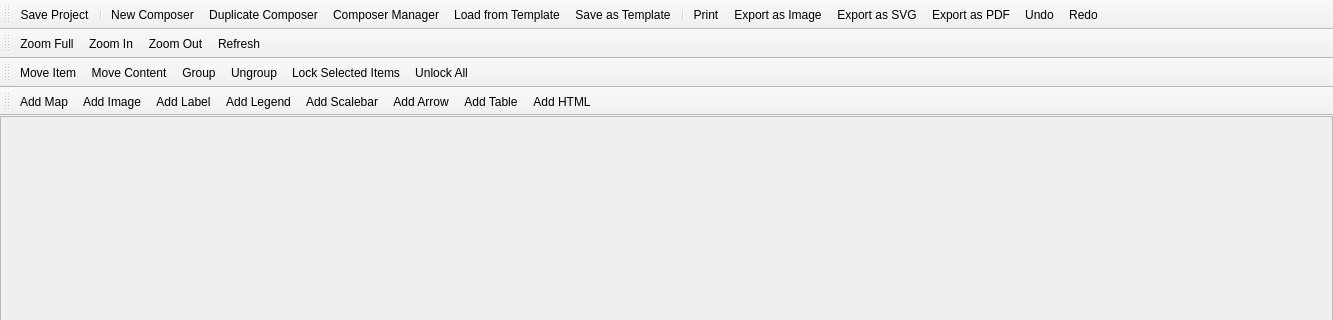
First picture: the form in src/ui/qgscomposerbase.ui, repository carsmie/QGIS, before the edit; both pictures show x 0 to 1333 and y 0 to 320 of the 1333 by 609 pixel window.
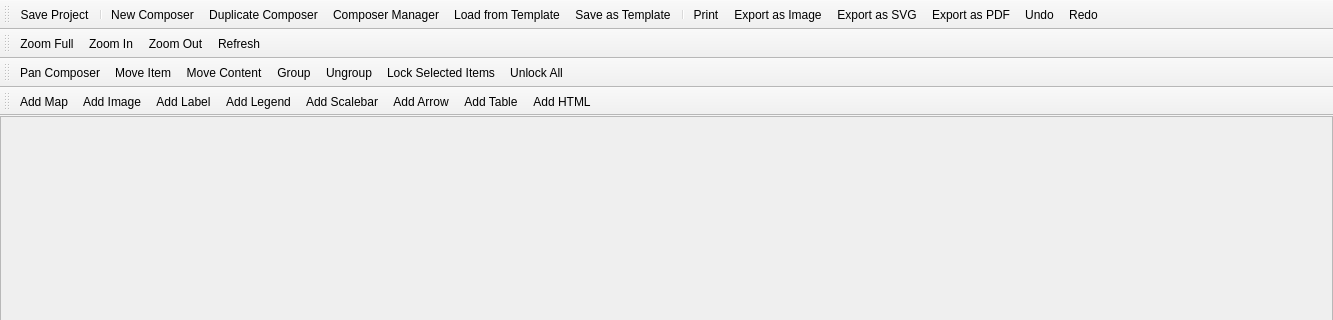
Second picture: the form after the edit. Icons and pictures are not drawn.

Commit message: [FEATURE] Add composer pan action

The edit to the form file:
```diff
--- a/src/ui/qgscomposerbase.ui
+++ b/src/ui/qgscomposerbase.ui
@@ -96,6 +96,7 @@
    <attribute name="toolBarBreak">
     <bool>true</bool>
    </attribute>
+   <addaction name="mActionPan"/>
    <addaction name="mActionSelectMoveItem"/>
    <addaction name="mActionMoveItemContent"/>
    <addaction name="mActionGroupItems"/>
@@ -673,6 +674,15 @@
     <string>Ctrl+Alt+]</string>
    </property>
   </action>  
+  <action name="mActionPan">
+   <property name="icon">
+    <iconset resource="../../images/images.qrc">
+     <normaloff>:/images/themes/default/mActionPan.svg</normaloff>:/images/themes/default/mActionPan.svg</iconset>
+   </property>
+   <property name="text">
+    <string>Pan Composer</string>
+   </property>
+  </action>     
  </widget>
  <resources>
   <include location="../../images/images.qrc"/>
```
The commit also changes 4 other files.
